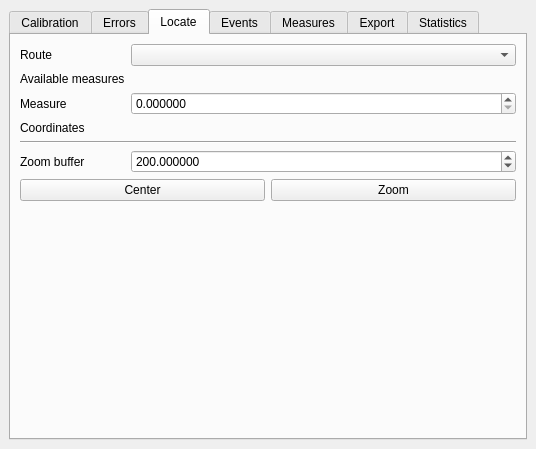
Above: lrs/ui_lrsdockwidget.ui from blazek/lrs before the change. Below: the same form after it.
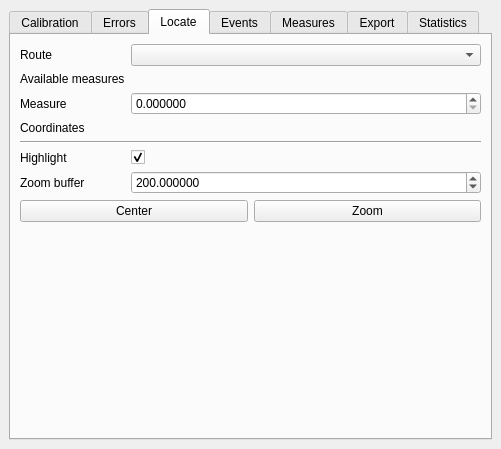
That is the form after the change. The open tabs and pages were chosen to show the change.

Commit message: locate finished + doc

What changed in the file:
```diff
--- a/lrs/ui_lrsdockwidget.ui
+++ b/lrs/ui_lrsdockwidget.ui
@@ -6,7 +6,7 @@
    <rect>
     <x>0</x>
     <y>0</y>
-    <width>536</width>
+    <width>501</width>
     <height>444</height>
    </rect>
   </property>
@@ -438,7 +438,7 @@
             </property>
            </widget>
           </item>
-          <item row="5" column="0">
+          <item row="6" column="0">
            <widget class="QLabel" name="locateBufferLabel">
             <property name="toolTip">
              <string>Buffer around event in map units used for zoom.</string>
@@ -448,7 +448,7 @@
             </property>
            </widget>
           </item>
-          <item row="5" column="1">
+          <item row="6" column="1">
            <widget class="QDoubleSpinBox" name="locateBufferSpin">
             <property name="toolTip">
              <string>Buffer around event in map units used for zoom.</string>
@@ -497,6 +497,23 @@
             </property>
            </widget>
           </item>
+          <item row="5" column="0">
+           <widget class="QLabel" name="locateHighlightLabel">
+            <property name="text">
+             <string>Highlight</string>
+            </property>
+           </widget>
+          </item>
+          <item row="5" column="1">
+           <widget class="QCheckBox" name="locateHighlightCheckBox">
+            <property name="text">
+             <string/>
+            </property>
+            <property name="checked">
+             <bool>true</bool>
+            </property>
+           </widget>
+          </item>
          </layout>
         </item>
         <item>
@@ -525,7 +542,7 @@
           <property name="sizeHint" stdset="0">
            <size>
             <width>20</width>
-            <height>218</height>
+            <height>193</height>
            </size>
           </property>
          </spacer>
```
Left out of the diff: 3 changed lines with no effect on the pictures. The commit also changes 4 other files.
